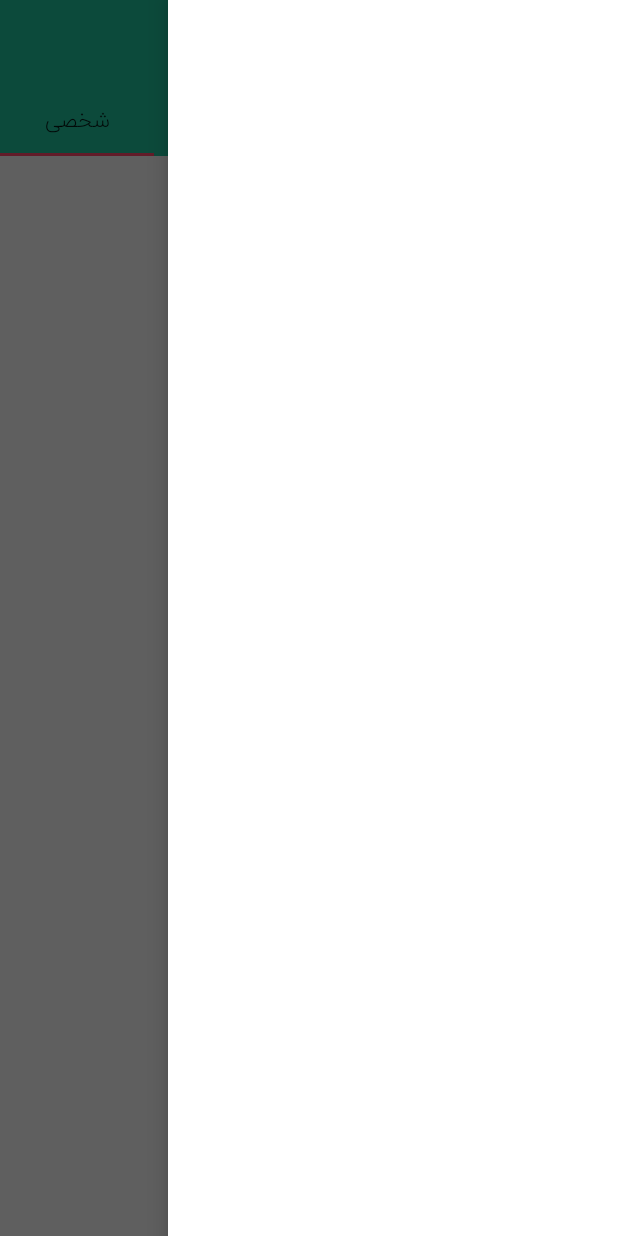
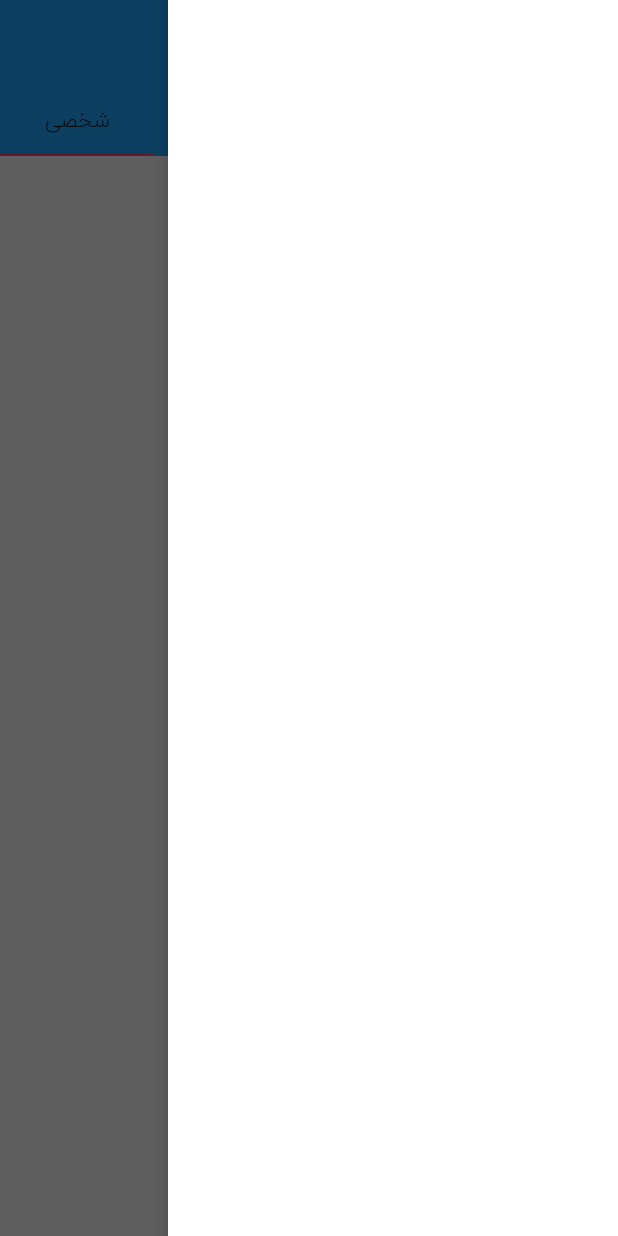
Before and after one commit to hadimohammadi924/BEHARFIM, an Android app: the MainActivity screen opened directly, with no data from a screen before it, with the side drawer open, on a phone screen of 412 x 824 dp. Run offline under Robolectric (Android 15) with nearby library versions, the phone set to English and light mode, and no system bars; our stand-ins replace Volley; network calls fail; 1 statement that could not run was skipped.

Commit message:
start chat lotte

```diff
--- a/app/src/main/java/ir/hadimohammadi/beharfim/Login.java
+++ b/app/src/main/java/ir/hadimohammadi/beharfim/Login.java
@@ -61,8 +61,6 @@ LinearLayout one;
     TextView resend;
 
 
-
-
     @Override
     protected void onCreate(Bundle savedInstanceState) {
         super.onCreate(savedInstanceState);
@@ -76,18 +74,9 @@ TextView resend;
         countdownText = findViewById(R.id.countdownText);
 
 
-
-
-
-
-
-
-
-
         et4 = findViewById(R.id.et4);
         sp = getApplicationContext().getSharedPreferences("Beharfim", Context.MODE_PRIVATE);
         editor = sp.edit();
-
 
 
         et4.addTextChangedListener(new TextWatcher() {
@@ -124,7 +113,8 @@ TextView resend;
                 if (etNumber.length() == 11) {
                     submitButton.setEnabled(true);
                     submitButton.setBackgroundResource(R.color.purple_500);
-                } else { submitButton.setBackgroundResource(R.color.white);
+                } else {
+                    submitButton.setBackgroundResource(R.color.white);
                 }
             }
 
@@ -138,7 +128,7 @@ TextView resend;
             @Override
             public void onClick(View v) {
                 if (Build.VERSION.SDK_INT >= Build.VERSION_CODES.M) {
-                    if (ContextCompat.checkSelfPermission(Login.this,Manifest.permission.RECEIVE_SMS) != PackageManager.PERMISSION_GRANTED) {
+                    if (ContextCompat.checkSelfPermission(Login.this, Manifest.permission.RECEIVE_SMS) != PackageManager.PERMISSION_GRANTED) {
                         requestPermission();
 
                     /*
@@ -148,21 +138,19 @@ TextView resend;
                     } else {Toast.makeText(Login.this, "شماره تلفن را با صفر وارد کنید", Toast.LENGTH_SHORT).show();}
                     */
 
-                }
-                else {
+                    } else {
 
                         if (etNumber.length() == 11) {
                             one.setVisibility(View.VISIBLE);
                             login();
                             startTimer();
+                        } else {
+                            Toast.makeText(Login.this, "شماره تلفن را با صفر وارد کنید", Toast.LENGTH_SHORT).show();
                         }
-                    else {Toast.makeText(Login.this, "شماره تلفن را با صفر وارد کنید", Toast.LENGTH_SHORT).show();}
-
 
 
                     }
                 }
-
 
 
             }
@@ -275,7 +263,6 @@ TextView resend;
     }
 
 
-
     private void requestPermission() {
         Toast.makeText(this, "جهت ارسال خودکار کد ورود مجوز بدهید", Toast.LENGTH_SHORT).show();
         ActivityCompat.requestPermissions(Login.this,
@@ -317,7 +304,4 @@ TextView resend;
     }
 
 
-
-
-
 }
--- a/app/src/main/java/ir/hadimohammadi/beharfim/MainActivity.java
+++ b/app/src/main/java/ir/hadimohammadi/beharfim/MainActivity.java
@@ -24,6 +24,7 @@ import androidx.core.content.ContextCompat;
 import androidx.drawerlayout.widget.DrawerLayout;
 import androidx.viewpager.widget.ViewPager;
 
+import com.airbnb.lottie.LottieAnimationView;
 import com.google.android.material.floatingactionbutton.FloatingActionButton;
 import com.google.android.material.navigation.NavigationView;
 import com.google.android.material.tabs.TabLayout;
@@ -32,7 +33,7 @@ public class MainActivity extends AppCompatActivity {
     DrawerLayout drawerLayout;
     TabLayout tabLayout;
     ViewPager viewPager;
-    Button floa;
+    LottieAnimationView floa;
     Toolbar toolbar;
     LinearLayout hadi;
     NavigationView navigationView;
--- a/app/src/main/res/drawable/ic_baseline_chat_24.xml
+++ b/app/src/main/res/drawable/ic_baseline_chat_24.xml
@@ -1,5 +1,5 @@
 <vector android:autoMirrored="true" android:height="39dp"
-    android:tint="#01B0C2" android:viewportHeight="24"
+    android:tint="#1D9FF1" android:viewportHeight="24"
     android:viewportWidth="24" android:width="39dp" xmlns:android="http://schemas.android.com/apk/res/android">
     <path android:fillColor="@android:color/white" android:pathData="M20,2L4,2c-1.1,0 -1.99,0.9 -1.99,2L2,22l4,-4h14c1.1,0 2,-0.9 2,-2L22,4c0,-1.1 -0.9,-2 -2,-2zM6,9h12v2L6,11L6,9zM14,14L6,14v-2h8v2zM18,8L6,8L6,6h12v2z"/>
 </vector>
--- a/app/src/main/res/layout/activity_main.xml
+++ b/app/src/main/res/layout/activity_main.xml
@@ -21,7 +21,7 @@
         android:id="@+id/toolbar"
         android:layoutDirection="rtl"
         android:textDirection="rtl"
-        android:background="#1db995"
+        android:background="#1D9FF1"
         android:layout_height="?actionBarSize">
     <include layout="@layout/toolbar" />
     </androidx.appcompat.widget.Toolbar>
@@ -31,7 +31,7 @@
         android:id="@+id/tabLayout"
         android:layout_width="match_parent"
         android:layout_height="wrap_content"
-        android:background="#1db995"
+        android:background="#1D9FF1"
         tools:ignore="MissingConstraints">
 
     </com.google.android.material.tabs.TabLayout>
@@ -43,19 +43,19 @@
         android:layout_height="match_parent"
         app:layout_constraintTop_toBottomOf="@+id/tabLayout"
         tools:layout_editor_absoluteX="8dp" />
-        <Button
+        <com.airbnb.lottie.LottieAnimationView
             android:layout_marginTop="-68dp"
             android:layout_marginRight="18dp"
             android:id="@+id/floa"
-            android:drawableRight="@drawable/ic_baseline_chat_24"
-            android:background="@null"
+            app:lottie_autoPlay="true"
+            app:lottie_loop="true"
+            app:lottie_rawRes="@raw/mass"
+            android:layout_gravity="right"
+            android:layout_width="55dp"
+            android:layout_height="55dp">
 
-            android:layout_gravity="right"
-            android:layout_width="wrap_content"
-            android:layout_height="wrap_content"
-            android:text="شروع">
 
-        </Button>
+        </com.airbnb.lottie.LottieAnimationView>
     </LinearLayout>
 
 
--- a/app/src/main/res/layout/toolbar.xml
+++ b/app/src/main/res/layout/toolbar.xml
@@ -2,7 +2,7 @@
 <LinearLayout
     xmlns:android="http://schemas.android.com/apk/res/android"
     android:layout_width="match_parent"
-    android:background="#1db995"
+    android:background="#1D9FF1"
     android:gravity="right|center_vertical"
     android:orientation="horizontal"
     android:textDirection="rtl"
```
Also changed, not shown: app/src/main/res/raw/mass.json (added, +1 -0 lines). Lines whose indentation alone changed are shown as unchanged.
